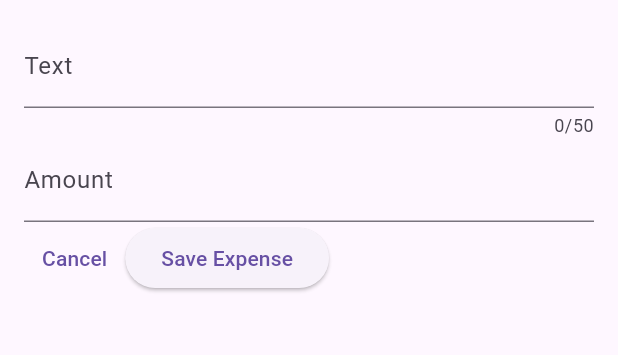
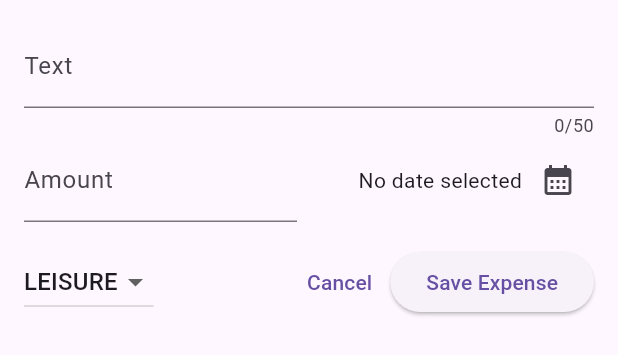
Before and after one commit to yordgenome03/flutter_expence_tracker, a Flutter app: the NewExpense widget shown alone on an empty page, opened directly, on a phone screen of 412 x 824 dp. Shown: the top 355 px of the screen. Run offline on Flutter 3.47's test engine with Material 3 defaults, Android fonts, the phone set to English and light mode, and no system bars.

Commit message:
implement NewExpense input forms

```diff
--- a/lib/widgets/new_expense.dart
+++ b/lib/widgets/new_expense.dart
@@ -1,3 +1,4 @@
+import 'package:expence_tracker/models/expense.dart';
 import 'package:flutter/material.dart';
 
 class NewExpense extends StatefulWidget {
@@ -10,6 +11,22 @@ class NewExpense extends StatefulWidget {
 class _NewExpenseState extends State<NewExpense> {
   final _titleController = TextEditingController();
   final _amountController = TextEditingController();
+  DateTime? _selectedDate;
+  Category _selectedCategory = Category.leisure;
+
+  void _presentDatePicker() async {
+    final now = DateTime.now();
+    final firstDate = DateTime(now.year - 1, now.month, now.day);
+    final pickedDate = await showDatePicker(
+      context: context,
+      initialDate: now,
+      firstDate: firstDate,
+      lastDate: now,
+    );
+    setState(() {
+      _selectedDate = pickedDate;
+    });
+  }
 
   @override
   void dispose() {
@@ -37,7 +54,10 @@ class _NewExpenseState extends State<NewExpense> {
               label: Text('Text'),
             ),
           ),
-          TextField(
+          Row(
+            children: [
+              Expanded(
+                child: TextField(
                   controller: _amountController,
                   // onChanged: _saveTitleInput,
                   keyboardType: TextInputType.number,
@@ -46,8 +66,47 @@ class _NewExpenseState extends State<NewExpense> {
                     label: Text('Amount'),
                   ),
                 ),
+              ),
+              const SizedBox(width: 16),
+              Expanded(
+                child: Row(
+                  mainAxisAlignment: MainAxisAlignment.end,
+                  crossAxisAlignment: CrossAxisAlignment.center,
+                  children: [
+                    Text(_selectedDate == null
+                        ? 'No date selected'
+                        : formatter.format(_selectedDate!)),
+                    IconButton(
+                      onPressed: _presentDatePicker,
+                      icon: const Icon(Icons.calendar_month),
+                    ),
+                  ],
+                ),
+              )
+            ],
+          ),
+          const SizedBox(height: 16),
           Row(
             children: [
+              DropdownButton(
+                  value: _selectedCategory,
+                  items: Category.values
+                      .map(
+                        (category) => DropdownMenuItem(
+                          value: category,
+                          child: Text(category.name.toString().toUpperCase()),
+                        ),
+                      )
+                      .toList(),
+                  onChanged: (value) {
+                    if (value == null) {
+                      return;
+                    }
+                    setState(() {
+                      _selectedCategory = value;
+                    });
+                  }),
+              const Spacer(),
               TextButton(
                 onPressed: () {
                   Navigator.pop(context);
```
Lines whose indentation alone changed are shown as unchanged.
